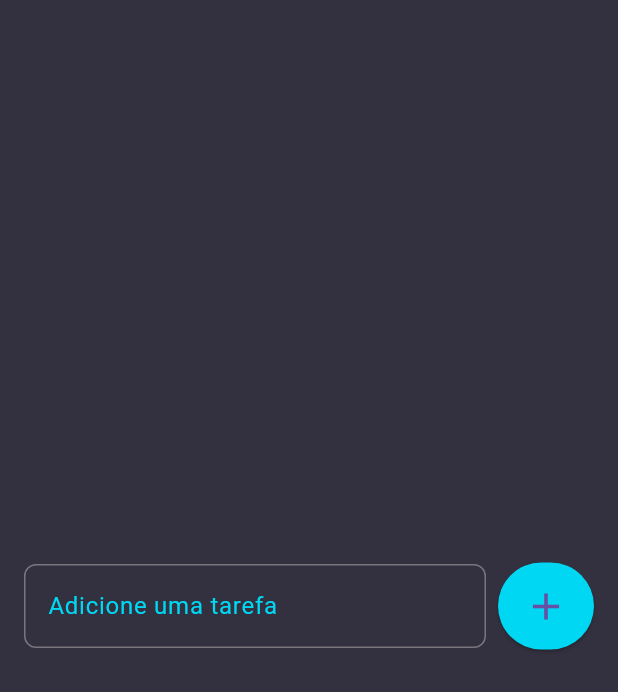
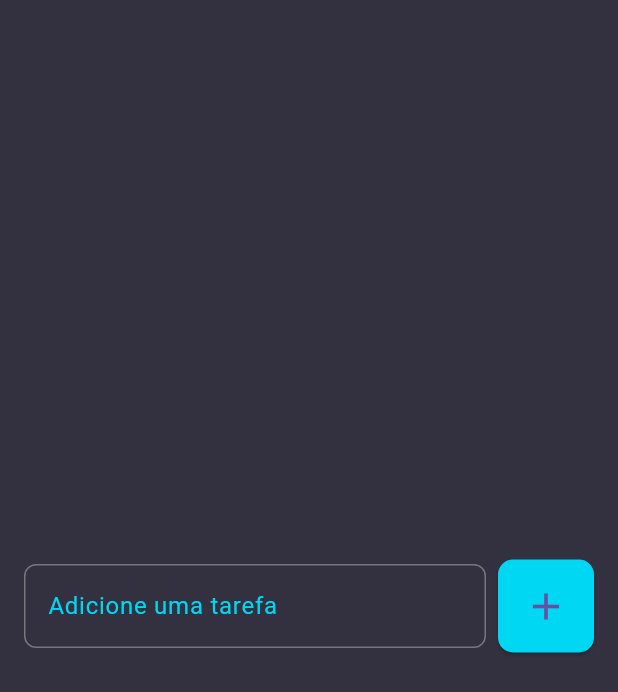
Before and after one commit to johnannysker/afazeres, a Flutter app: the screen it shows after launch, on a phone screen of 412 x 824 dp. Shown: the top 692 px of the screen. Run offline on Flutter 3.47's test engine with Material 3 defaults, Android fonts, the phone set to English and light mode, and no system bars.

Commit message:
Modificação do botão add

```diff
--- a/lib/taskarea.dart
+++ b/lib/taskarea.dart
@@ -52,8 +52,10 @@ class _TaskareaState extends State<Taskarea> {
                   ),
                   ElevatedButton(
                     style: ElevatedButton.styleFrom(
+                      shape: RoundedRectangleBorder(
+                          borderRadius: BorderRadius.circular(10)),
                       backgroundColor: const Color(0xff00d7f3),
-                      padding: const EdgeInsets.all(14),
+                      padding: const EdgeInsets.all(16),
                     ),
                     onPressed: () {
                       String text = campoTarefa.text;
```
